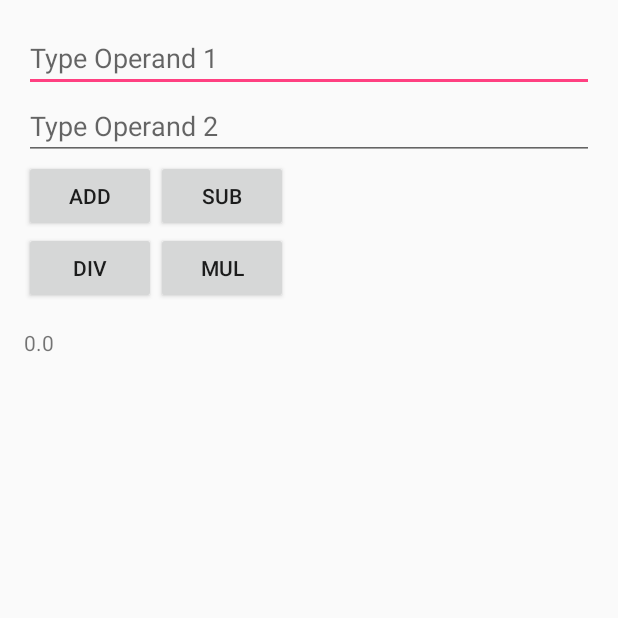
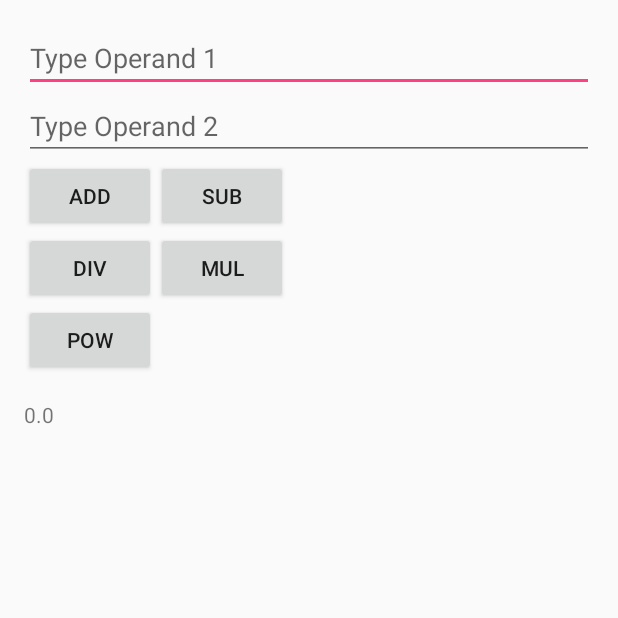
Before and after one commit to link2cory/AndroidDeveloperFundamentalsVersion2, an Android app: the screen it shows after launch (MainActivity), after a tap on "ADD", on a phone screen of 412 x 824 dp, the top half of it. Run offline under Robolectric (Android 15) with nearby library versions, the phone set to English and light mode, and no system bars; 3 statements that could not run were skipped.

Commit message:
Added a power functionality to the calculator.  Includes unit tests and a new button in the layout which maps to the functionality

```diff
--- a/app/src/main/java/com/example/android/SimpleCalc/Calculator.java
+++ b/app/src/main/java/com/example/android/SimpleCalc/Calculator.java
@@ -22,7 +22,7 @@ package com.example.android.SimpleCalc;
 public class Calculator {
 
     // Available operations
-    public enum Operator {ADD, SUB, DIV, MUL}
+    public enum Operator {ADD, SUB, DIV, MUL, POW}
 
     /**
      * Addition operation
@@ -51,4 +51,11 @@ public class Calculator {
     public double mul(double firstOperand, double secondOperand) {
         return firstOperand * secondOperand;
     }
+
+    /**
+     * Power operation
+     */
+    public double pow(double firstOperand, double secondOperand) {
+        return Math.pow(firstOperand, secondOperand);
+    }
 }
--- a/app/src/main/res/layout/activity_main.xml
+++ b/app/src/main/res/layout/activity_main.xml
@@ -77,6 +77,14 @@
             android:onClick="onMul"
             android:text="@string/mul_operation_text"/>
 
+        <Button
+            android:id="@+id/operation_pow_btn"
+            android:layout_width="wrap_content"
+            android:layout_height="wrap_content"
+            android:layout_below="@id/operation_div_btn"
+            android:onClick="onPow"
+            android:text="@string/pow_operation_text"/>
+
     </RelativeLayout>
 
     <TextView
--- a/app/src/main/res/values/strings.xml
+++ b/app/src/main/res/values/strings.xml
@@ -39,5 +39,6 @@
 
     <!-- Message for textview in case of errors  -->
     <string name="computationError">Error</string>
+    <string name="pow_operation_text">Pow</string>
 
 </resources>
```
Also changed, not shown: app/src/main/java/com/example/android/SimpleCalc/MainActivity.java (+8 -0 lines), 231 other files.
